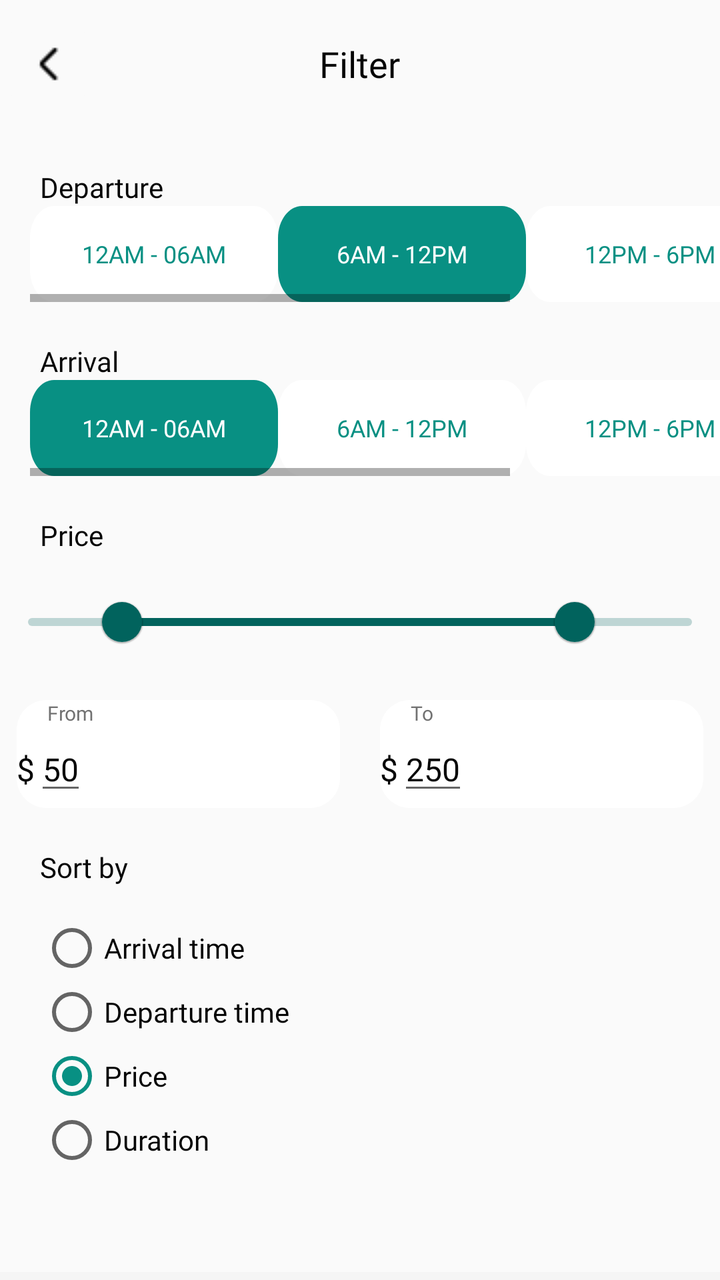
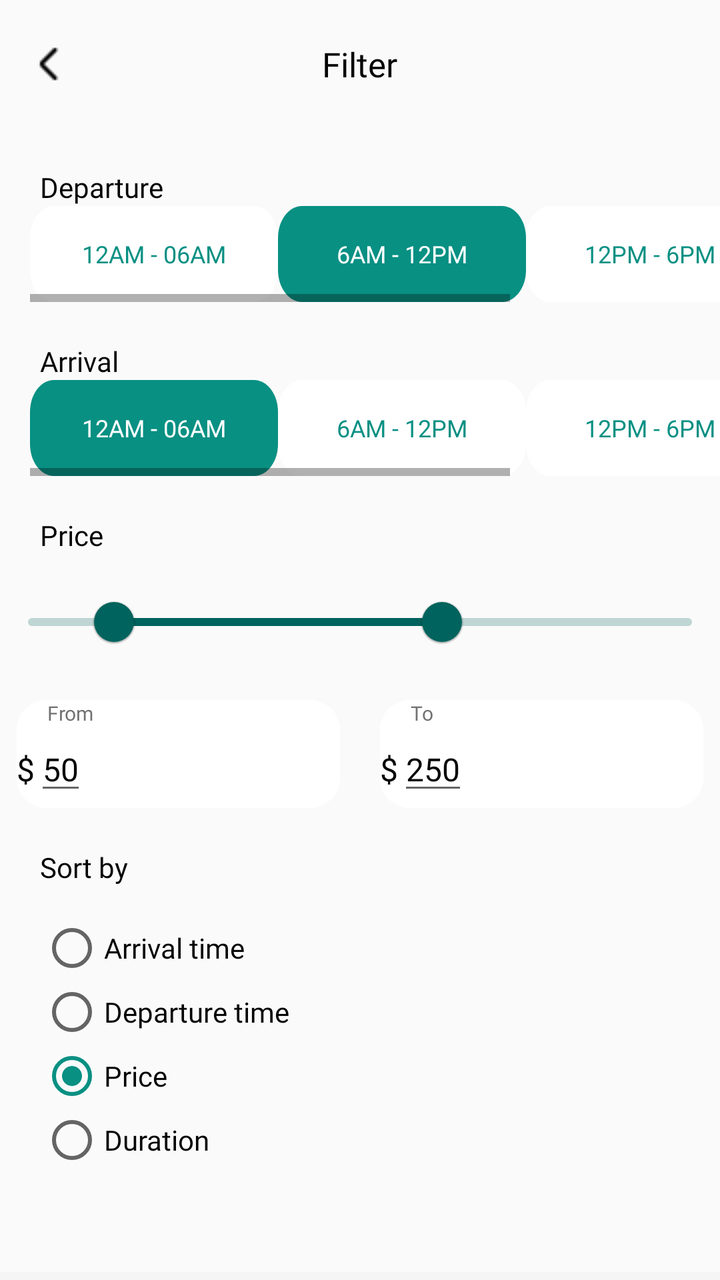

Compare the two renders of this Android layout. The source of the first and the diff that turns it into the second are given below.
<!-- AndroidManifest.xml: application theme Theme.TravelApplication -->
<!-- res/layout/fragment_flights_filter.xml -->
<?xml version="1.0" encoding="utf-8"?>
<RelativeLayout xmlns:android="http://schemas.android.com/apk/res/android"
    xmlns:tools="http://schemas.android.com/tools"
    android:layout_width="match_parent"
    android:layout_height="match_parent"
    xmlns:app="http://schemas.android.com/apk/res-auto"
    tools:context=".fragments.FlightsFilterFragment">

    
    <RelativeLayout
        android:id="@+id/flightsFilterNavBar"
        android:layout_width="match_parent"
        android:layout_height="wrap_content"
        android:layout_alignParentStart="true"
        android:layout_alignParentEnd="true"
        android:layout_marginTop="10dp">

        <ImageButton
            android:id="@+id/filter_back_button"
            android:layout_width="wrap_content"
            android:layout_height="wrap_content"
            android:contentDescription="@string/back_button_app_bar"
            android:backgroundTint="@color/screen"
            android:src="@drawable/ic_chevron"/>

        <TextView
            android:id="@+id/transport_booking_title"
            android:layout_width="wrap_content"
            android:layout_height="wrap_content"
            android:layout_centerInParent="true"
            android:text="@string/flights_filter_title"
            android:fontFamily="@font/poppins_bold"
            android:textAppearance="@style/title" />
    </RelativeLayout>

    
    <androidx.core.widget.NestedScrollView
        android:layout_width="match_parent"
        android:layout_height="wrap_content"
        android:layout_below="@+id/flightsFilterNavBar">

        <RelativeLayout
            android:id="@+id/filter_content_field"
            android:layout_width="match_parent"
            android:layout_height="wrap_content"
            android:layout_marginTop="30dp">

            
            <RelativeLayout
                android:id="@+id/filter_departure_field"
                android:layout_width="wrap_content"
                android:layout_height="wrap_content"
                android:layout_centerHorizontal="true">

                
                <TextView
                    android:id="@+id/filter_departure_text"
                    android:layout_width="wrap_content"
                    android:layout_height="wrap_content"
                    android:text="@string/departure_text"
                    android:textSize="14sp"
                    android:textColor="@color/text_primary"
                    android:fontFamily="@font/poppins_bold"
                    android:lineSpacingExtra="-1sp"
                    android:layout_marginStart="20dp"
                    android:gravity="top" />

                
                <HorizontalScrollView
                    android:layout_width="wrap_content"
                    android:layout_height="wrap_content"
                    android:layout_marginStart="15dp"
                    android:layout_below="@id/filter_departure_text">

                    <LinearLayout
                        android:layout_width="wrap_content"
                        android:layout_height="wrap_content"
                        android:orientation="horizontal">

                        <ToggleButton
                            android:id="@+id/filter_departure_button_1"
                            android:layout_width="wrap_content"
                            android:layout_height="wrap_content"
                            android:textOn="@string/_12am_06am"
                            android:textOff="@string/_12am_06am"
                            android:textSize="12sp"
                            android:textColor="@color/toggle_text"
                            android:gravity="center"
                            android:fontFamily="@font/poppins_medium"
                            android:background="@drawable/filter_time_toggle_button" />

                        <ToggleButton
                            android:id="@+id/filter_departure_button_2"
                            android:layout_width="wrap_content"
                            android:layout_height="wrap_content"
                            android:textOn="@string/_6am_12pm"
                            android:textOff="@string/_6am_12pm"
                            android:textSize="12sp"
                            android:textColor="@color/toggle_text"
                            android:gravity="center"
                            android:fontFamily="@font/poppins_medium"
                            android:checked="true"
                            android:background="@drawable/filter_time_toggle_button" />

                        <ToggleButton
                            android:id="@+id/filter_departure_button_3"
                            android:layout_width="wrap_content"
                            android:layout_height="wrap_content"
                            android:textOn="@string/_12pm_6pm"
                            android:textOff="@string/_12pm_6pm"
                            android:textSize="12sp"
                            android:textColor="@color/toggle_text"
                            android:gravity="center"
                            android:fontFamily="@font/poppins_medium"
                            android:background="@drawable/filter_time_toggle_button" />

                        <ToggleButton
                            android:id="@+id/filter_departure_button_4"
                            android:layout_width="wrap_content"
                            android:layout_height="wrap_content"
                            android:textOn="@string/_6pm_12am"
                            android:textOff="@string/_6pm_12am"
                            android:textSize="12sp"
                            android:textColor="@color/toggle_text"
                            android:gravity="center"
                            android:fontFamily="@font/poppins_medium"
                            android:background="@drawable/filter_time_toggle_button" />

                    </LinearLayout>
                </HorizontalScrollView>

            </RelativeLayout>

            
            <RelativeLayout
                android:id="@+id/filter_arrival_field"
                android:layout_width="wrap_content"
                android:layout_height="wrap_content"
                android:layout_below="@+id/filter_departure_field"
                android:layout_marginTop="20dp"
                android:layout_centerHorizontal="true">

                
                <TextView
                    android:id="@+id/filter_arrival_text"
                    android:layout_width="wrap_content"
                    android:layout_height="wrap_content"
                    android:text="@string/arrival_text"
                    android:textSize="14sp"
                    android:textColor="@color/text_primary"
                    android:fontFamily="@font/poppins_bold"
                    android:lineSpacingExtra="-1sp"
                    android:layout_marginStart="20dp"
                    android:gravity="top" />

                
                <HorizontalScrollView
                    android:layout_width="wrap_content"
                    android:layout_height="wrap_content"
                    android:layout_marginStart="15dp"
                    android:layout_below="@id/filter_arrival_text">

                    <LinearLayout
                        android:layout_width="wrap_content"
                        android:layout_height="wrap_content"
                        android:orientation="horizontal">

                        <ToggleButton
                            android:id="@+id/filter_arrival_button_1"
                            android:layout_width="wrap_content"
                            android:layout_height="wrap_content"
                            android:textOn="@string/_12am_06am"
                            android:textOff="@string/_12am_06am"
                            android:textSize="12sp"
                            android:textColor="@color/toggle_text"
                            android:gravity="center"
                            android:fontFamily="@font/poppins_medium"
                            android:checked="true"
                            android:background="@drawable/filter_time_toggle_button" />

                        <ToggleButton
                            android:id="@+id/filter_arrival_button_2"
                            android:layout_width="wrap_content"
                            android:layout_height="wrap_content"
                            android:textOn="@string/_6am_12pm"
                            android:textOff="@string/_6am_12pm"
                            android:textSize="12sp"
                            android:textColor="@color/toggle_text"
                            android:gravity="center"
                            android:fontFamily="@font/poppins_medium"
                            android:background="@drawable/filter_time_toggle_button" />

                        <ToggleButton
                            android:id="@+id/filter_arrival_button_3"
                            android:layout_width="wrap_content"
                            android:layout_height="wrap_content"
                            android:textOn="@string/_12pm_6pm"
                            android:textOff="@string/_12pm_6pm"
                            android:textSize="12sp"
                            android:textColor="@color/toggle_text"
                            android:gravity="center"
                            android:fontFamily="@font/poppins_medium"
                            android:background="@drawable/filter_time_toggle_button" />

                        <ToggleButton
                            android:id="@+id/filter_arrival_button_4"
                            android:layout_width="wrap_content"
                            android:layout_height="wrap_content"
                            android:textOn="@string/_6pm_12am"
                            android:textOff="@string/_6pm_12am"
                            android:textSize="12sp"
                            android:textColor="@color/toggle_text"
                            android:gravity="center"
                            android:fontFamily="@font/poppins_medium"
                            android:background="@drawable/filter_time_toggle_button" />

                    </LinearLayout>
                </HorizontalScrollView>

            </RelativeLayout>

            
            <RelativeLayout
                android:id="@+id/filter_price_field"
                android:layout_width="wrap_content"
                android:layout_height="wrap_content"
                android:layout_marginTop="20dp"
                android:layout_below="@+id/filter_arrival_field">

                
                <TextView
                    android:id="@+id/filter_price_text"
                    android:layout_width="wrap_content"
                    android:layout_height="wrap_content"
                    android:text="@string/price_text"
                    android:textSize="14sp"
                    android:textColor="@color/text_primary"
                    android:fontFamily="@font/poppins_bold"
                    android:lineSpacingExtra="-1sp"
                    android:layout_marginStart="20dp"
                    android:gravity="top" />

                <com.google.android.material.slider.RangeSlider
                    android:id="@+id/filter_price_slider"
                    android:layout_width="match_parent"
                    android:layout_height="wrap_content"
                    android:layout_below="@+id/filter_price_text"
                    android:layout_marginTop="10dp"
                    android:valueFrom="10"
                    android:valueTo="300"
                    app:tickColor="@color/green_500"
                    app:values="@array/filter_price_slider_values"
                    android:theme="@style/MyMaterialTheme"/>

                
                <RelativeLayout
                    android:id="@+id/filter_price_from_to_field"
                    android:layout_width="wrap_content"
                    android:layout_height="wrap_content"
                    android:layout_centerHorizontal="true"
                    android:layout_below="@+id/filter_price_slider"
                    android:layout_marginTop="15dp">

                    
                    <RelativeLayout
                        android:id="@+id/filter_price_from_field"
                        android:layout_width="wrap_content"
                        android:layout_height="wrap_content"
                        android:background="@drawable/filter_price_field">

                        <TextView
                            android:id="@+id/filter_price_from_text"
                            android:layout_width="wrap_content"
                            android:layout_height="wrap_content"
                            android:text="@string/from"
                            android:textSize="10sp"
                            android:textColor="@color/text_secondary"
                            android:fontFamily="@font/poppins_medium"
                            android:lineSpacingExtra="1sp"
                            android:translationY="-0.5sp"
                            android:gravity="center_horizontal|top"
                            android:layout_marginStart="15dp"/>

                        <RelativeLayout
                            android:id="@+id/price_from_input_field"
                            android:layout_width="wrap_content"
                            android:layout_height="wrap_content"
                            android:layout_below="@+id/filter_price_from_text">
                            <TextView
                                android:id="@+id/price_from_dollar"
                                android:layout_width="wrap_content"
                                android:layout_height="wrap_content"
                                android:layout_marginTop="10dp"
                                android:text="@string/dollar_sign"
                                android:textColor="@color/text_primary"
                                android:textSize="16sp"
                                android:fontFamily="@font/poppins_medium"
                                android:gravity="bottom|end"/>
                            <EditText
                                android:id="@+id/filter_price_from_value"
                                android:layout_width="wrap_content"
                                android:layout_height="wrap_content"
                                android:layout_toEndOf="@+id/price_from_dollar"
                                android:inputType="number"
                                android:text="@string/fifty"
                                android:textColor="@color/text_primary"
                                android:textSize="16sp"
                                android:fontFamily="@font/poppins_medium"
                                android:lineSpacingExtra="-2sp" />
                        </RelativeLayout>

                    </RelativeLayout>

                    
                    <RelativeLayout
                        android:id="@+id/filter_price_to_field"
                        android:layout_width="wrap_content"
                        android:layout_height="wrap_content"
                        android:layout_toEndOf="@+id/filter_price_from_field"
                        android:layout_marginStart="20dp"
                        android:background="@drawable/filter_price_field">

                        <TextView
                            android:id="@+id/filter_price_to_text"
                            android:layout_width="wrap_content"
                            android:layout_height="wrap_content"
                            android:text="@string/to_text"
                            android:textSize="10sp"
                            android:textColor="@color/text_secondary"
                            android:fontFamily="@font/poppins_medium"
                            android:lineSpacingExtra="1sp"
                            android:translationY="-0.5sp"
                            android:gravity="center_horizontal|top"
                            android:layout_marginStart="15dp"/>

                        <RelativeLayout
                            android:id="@+id/price_to_input_field"
                            android:layout_width="wrap_content"
                            android:layout_height="wrap_content"
                            android:layout_below="@+id/filter_price_to_text">
                            <TextView
                                android:id="@+id/price_to_dollar"
                                android:layout_width="wrap_content"
                                android:layout_height="wrap_content"
                                android:layout_marginTop="10dp"
                                android:text="@string/dollar_sign"
                                android:textColor="@color/text_primary"
                                android:textSize="16sp"
                                android:fontFamily="@font/poppins_medium"
                                android:gravity="bottom|end"/>
                            <EditText
                                android:id="@+id/filter_price_to_value"
                                android:layout_width="wrap_content"
                                android:layout_height="wrap_content"
                                android:layout_toEndOf="@+id/price_to_dollar"
                                android:inputType="number"
                                android:text="@string/_250"
                                android:textColor="@color/text_primary"
                                android:textSize="16sp"
                                android:fontFamily="@font/poppins_medium"
                                android:lineSpacingExtra="-2sp" />
                        </RelativeLayout>

                    </RelativeLayout>

                </RelativeLayout>


            </RelativeLayout>

            
            <RelativeLayout
                android:id="@+id/filter_sort_field"
                android:layout_width="wrap_content"
                android:layout_height="wrap_content"
                android:layout_below="@+id/filter_price_field"
                android:layout_marginTop="20dp">

                <TextView
                    android:id="@+id/filter_sort_by_text"
                    android:layout_width="wrap_content"
                    android:layout_height="wrap_content"
                    android:text="@string/sort_by"
                    android:textSize="14sp"
                    android:textColor="@color/text_primary"
                    android:fontFamily="@font/poppins_bold"
                    android:lineSpacingExtra="-1sp"
                    android:gravity="top"
                    android:layout_marginStart="20dp"/>

                <RadioGroup
                    android:id="@+id/filter_sort_radio_group"
                    android:layout_width="wrap_content"
                    android:layout_height="wrap_content"
                    android:layout_below="@+id/filter_sort_by_text"
                    android:layout_marginTop="15dp"
                    android:layout_marginStart="20dp">

                    <RadioButton
                        android:id="@+id/filter_arrivalTime_radioButton"
                        android:layout_width="wrap_content"
                        android:layout_height="wrap_content"
                        android:checked="false"
                        android:text="@string/arrival_time"
                        android:textColor="@color/text_primary"
                        android:fontFamily="@font/poppins_medium"
                        android:textSize="14sp" />
                    <RadioButton
                        android:id="@+id/filter_departureTime_radioButton"
                        android:layout_width="wrap_content"
                        android:layout_height="wrap_content"
                        android:checked="false"
                        android:text="@string/departure_time"
                        android:textColor="@color/text_primary"
                        android:fontFamily="@font/poppins_medium"
                        android:textSize="14sp" />
                    <RadioButton
                        android:id="@+id/filter_price_radioButton"
                        android:layout_width="wrap_content"
                        android:layout_height="wrap_content"
                        android:checked="true"
                        android:text="@string/price_text"
                        android:textColor="@color/text_primary"
                        android:fontFamily="@font/poppins_medium"
                        android:textSize="14sp" />
                    <RadioButton
                        android:id="@+id/filter_duration_radioButton"
                        android:layout_width="wrap_content"
                        android:layout_height="wrap_content"
                        android:checked="false"
                        android:text="@string/duration_text"
                        android:textColor="@color/text_primary"
                        android:fontFamily="@font/poppins_medium"
                        android:textSize="14sp" />
                </RadioGroup>

            </RelativeLayout>

            
            <LinearLayout
                android:id="@+id/filter_reset_done_buttons"
                android:layout_width="match_parent"
                android:layout_height="wrap_content"
                android:orientation="horizontal"
                android:layout_below="@+id/filter_sort_field"
                android:layout_marginTop="50dp"
                android:background="#F5F5F5">

                
                <Button
                    android:id="@+id/filter_reset_button"
                    android:layout_width="0dp"
                    android:layout_height="wrap_content"
                    android:layout_weight="1"
                    android:text="@string/reset"
                    android:textColor="@color/peach_300"
                    android:fontFamily="@font/poppins_bold"
                    android:layout_margin="10dp"
                    android:background="@drawable/filter_reset_button" />

                
                <Button
                    android:id="@+id/filter_done_button"
                    android:layout_width="0dp"
                    android:layout_height="wrap_content"
                    android:layout_weight="1"
                    android:text="@string/done"
                    android:textColor="@color/white"
                    android:fontFamily="@font/poppins_bold"
                    android:layout_margin="10dp"
                    android:background="@drawable/filter_done_button" />

            </LinearLayout>

            <View
                android:layout_width="match_parent"
                android:layout_height="100dp"/>

        </RelativeLayout>

    </androidx.core.widget.NestedScrollView>

</RelativeLayout>
<!-- resources referenced by this layout -->
<resources>
  <array name="filter_price_slider_values">
          <item>50.0f</item>
          <item>250.0f</item>
      </array>
  <color name="green_500">#089083</color>
  <color name="peach_300">#FEA36B</color>
  <color name="screen">#FAFAFA</color>
  <color name="text_primary">#050505</color>
  <color name="text_secondary">#727272</color>
  <color name="white">#FFFFFFFF</color>
  <!-- drawable filter_time_toggle_button (drawable) -->
  <?xml version="1.0" encoding="utf-8"?>
  
  <selector xmlns:android="http://schemas.android.com/apk/res/android">
      
      <item
          android:drawable="@drawable/active_filter_time_button"
          android:state_checked="true" />
      
      <item
          android:drawable="@drawable/normal_filter_time_button"
          android:state_checked="false"/>
  </selector>
  <string name="_12am_06am">12AM - 06AM</string>
  <string name="_12pm_6pm">12PM - 6PM</string>
  <string name="_250">250</string>
  <string name="_6am_12pm">6AM - 12PM</string>
  <string name="_6pm_12am">6PM - 12AM</string>
  <string name="arrival_text">Arrival</string>
  <string name="arrival_time">Arrival time</string>
  <string name="back_button_app_bar">Back</string>
  <string name="departure_text">Departure</string>
  <string name="departure_time">Departure time</string>
  <string name="dollar_sign">$</string>
  <string name="done">Done</string>
  <string name="duration_text">Duration</string>
  <string name="fifty">50</string>
  <string name="flights_filter_title">Filter</string>
  <string name="from">From</string>
  <string name="price_text">Price</string>
  <string name="reset">Reset</string>
  <string name="sort_by">Sort by</string>
  <string name="to_text">To</string>
  <style name="MyMaterialTheme" parent="Theme.MaterialComponents.Light.NoActionBar">
          
          <item name="colorPrimary">@color/green_700</item>
      </style>
  <style name="title">
          <item name="android:textSize">18sp</item>
          <item name="android:textColor">#050505</item>
      </style>
  <style name="Theme.TravelApplication" parent="Base.Theme.TravelApplication" />
  <!-- drawable active_filter_time_button (drawable) -->
  <?xml version="1.0" encoding="utf-8"?>
  
  <vector
      xmlns:android="http://schemas.android.com/apk/res/android"
      xmlns:aapt="http://schemas.android.com/aapt"
      android:width="124dp"
      android:height="36dp"
      android:viewportWidth="124"
      android:viewportHeight="36">
      <group>
          <clip-path
              android:pathData="M12 0H112C118.627 0 124 5.37258 124 12V24C124 30.6274 118.627 36 112 36H12C5.37258 36 0 30.6274 0 24V12C0 5.37258 5.37258 0 12 0Z"
              />
          <path
              android:pathData="M0 0V36H124V0"
              android:fillColor="#089083"
              />
      </group>
  </vector>
  <!-- drawable normal_filter_time_button (drawable) -->
  <?xml version="1.0" encoding="utf-8"?>
  
  <vector
      xmlns:android="http://schemas.android.com/apk/res/android"
      xmlns:aapt="http://schemas.android.com/aapt"
      android:width="124dp"
      android:height="36dp"
      android:viewportWidth="124"
      android:viewportHeight="36"
      >
      <group>
          <clip-path
              android:pathData="M12 0H112C118.627 0 124 5.37258 124 12V24C124 30.6274 118.627 36 112 36H12C5.37258 36 0 30.6274 0 24V12C0 5.37258 5.37258 0 12 0Z"
              />
          <path
              android:pathData="M0 0V36H124V0"
              android:fillColor="#FFFFFF"
              />
      </group>
  </vector>
  <color name="green_700">#01635D</color>
  <style name="Base.Theme.TravelApplication" parent="Theme.AppCompat.DayNight.NoActionBar">
          
          <item name="colorPrimary">@color/text_primary</item>
          <item name="android:windowBackground">@color/screen</item>
          <item name="android:textColorPrimary">@color/text_primary</item>
          <item name="colorAccent">@color/green_500</item>
          
      </style>
  <!-- unchanged entries left out for length: 4 -->
</resources>

<!-- the commit's change to res/layout/fragment_flights_filter.xml (unified diff, before → after) -->
@@ -29,6 +29,7 @@
             android:layout_height="wrap_content"
             android:layout_centerInParent="true"
             android:text="@string/flights_filter_title"
+            android:textSize="17sp"
             android:fontFamily="@font/poppins_bold"
             android:textAppearance="@style/title" />
     </RelativeLayout>
@@ -246,8 +247,8 @@
                     android:layout_height="wrap_content"
                     android:layout_below="@+id/filter_price_text"
                     android:layout_marginTop="10dp"
-                    android:valueFrom="10"
-                    android:valueTo="300"
+                    android:valueFrom="0"
+                    android:valueTo="400"
                     app:tickColor="@color/green_500"
                     app:values="@array/filter_price_slider_values"
                     android:theme="@style/MyMaterialTheme"/>
